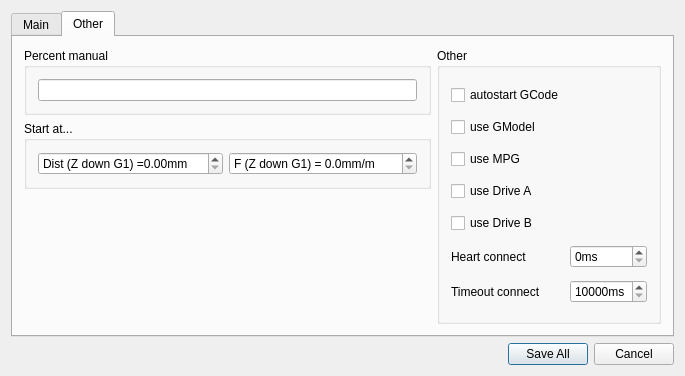
Qt form widget/wleditmillwidget.ui (WladimirN/wlmill-beta-wn) before a commit.
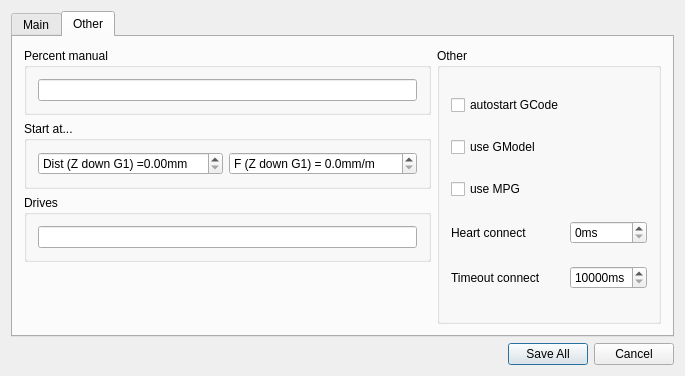
The same form after that commit. Custom widgets are drawn as their Qt base class.

Commit message: edit uart, add many drives

What changed in the file:
```diff
--- a/widget/wleditmillwidget.ui
+++ b/widget/wleditmillwidget.ui
@@ -262,6 +262,19 @@
        <string>Other</string>
       </attribute>
       <layout class="QGridLayout" name="gridLayout_13">
+       <item row="3" column="0">
+        <spacer name="verticalSpacer">
+         <property name="orientation">
+          <enum>Qt::Vertical</enum>
+         </property>
+         <property name="sizeHint" stdset="0">
+          <size>
+           <width>20</width>
+           <height>40</height>
+          </size>
+         </property>
+        </spacer>
+       </item>
        <item row="0" column="0">
         <widget class="QGroupBox" name="groupBox_7">
          <property name="title">
@@ -274,19 +287,12 @@
          </layout>
         </widget>
        </item>
-       <item row="0" column="1" rowspan="3">
+       <item row="0" column="1" rowspan="4">
         <widget class="QGroupBox" name="groupBox_9">
          <property name="title">
           <string>Other</string>
          </property>
          <layout class="QGridLayout" name="gridLayout_7">
-          <item row="4" column="0">
-           <widget class="QCheckBox" name="cbUseDriveA">
-            <property name="text">
-             <string>use Drive A</string>
-            </property>
-           </widget>
-          </item>
           <item row="1" column="0">
            <widget class="QCheckBox" name="cbUseGModel">
             <property name="text">
@@ -294,51 +300,7 @@
             </property>
            </widget>
           </item>
-          <item row="8" column="0">
-           <widget class="QLabel" name="label_7">
-            <property name="text">
-             <string>Heart connect</string>
-            </property>
-           </widget>
-          </item>
-          <item row="9" column="0">
-           <widget class="QLabel" name="label_8">
-            <property name="text">
-             <string>Timeout connect</string>
-            </property>
-           </widget>
-          </item>
-          <item row="5" column="0">
-           <widget class="QCheckBox" name="cbUseDriveB">
-            <property name="text">
-             <string>use Drive B</string>
-            </property>
-           </widget>
-          </item>
-          <item row="0" column="0">
-           <widget class="QCheckBox" name="cbAutoStart">
-            <property name="text">
-             <string>autostart GCode</string>
-            </property>
-           </widget>
-          </item>
-          <item row="8" column="1">
-           <widget class="QSpinBox" name="sbHeartMs">
-            <property name="enabled">
-             <bool>true</bool>
-            </property>
-            <property name="suffix">
-             <string>ms</string>
-            </property>
-            <property name="maximum">
-             <number>5000</number>
-            </property>
-            <property name="singleStep">
-             <number>1</number>
-            </property>
-           </widget>
-          </item>
-          <item row="9" column="1">
+          <item row="7" column="1">
            <widget class="QSpinBox" name="sbTimeoutMs">
             <property name="enabled">
              <bool>true</bool>
@@ -364,22 +326,46 @@
             </property>
            </widget>
           </item>
+          <item row="7" column="0">
+           <widget class="QLabel" name="label_8">
+            <property name="text">
+             <string>Timeout connect</string>
+            </property>
+           </widget>
+          </item>
+          <item row="0" column="0">
+           <widget class="QCheckBox" name="cbAutoStart">
+            <property name="text">
+             <string>autostart GCode</string>
+            </property>
+           </widget>
+          </item>
+          <item row="6" column="0">
+           <widget class="QLabel" name="label_7">
+            <property name="text">
+             <string>Heart connect</string>
+            </property>
+           </widget>
+          </item>
+          <item row="6" column="1">
+           <widget class="QSpinBox" name="sbHeartMs">
+            <property name="enabled">
+             <bool>true</bool>
+            </property>
+            <property name="suffix">
+             <string>ms</string>
+            </property>
+            <property name="maximum">
+             <number>5000</number>
+            </property>
+            <property name="singleStep">
+             <number>1</number>
+            </property>
+           </widget>
+          </item>
          </layout>
         </widget>
        </item>
-       <item row="2" column="0">
-        <spacer name="verticalSpacer">
-         <property name="orientation">
-          <enum>Qt::Vertical</enum>
-         </property>
-         <property name="sizeHint" stdset="0">
-          <size>
-           <width>20</width>
-           <height>40</height>
-          </size>
-         </property>
-        </spacer>
-       </item>
        <item row="1" column="0">
         <widget class="QGroupBox" name="groupBox_11">
          <property name="title">
@@ -424,6 +410,18 @@
          </layout>
         </widget>
        </item>
+       <item row="2" column="0">
+        <widget class="QGroupBox" name="groupBox_10">
+         <property name="title">
+          <string>Drives</string>
+         </property>
+         <layout class="QGridLayout" name="gridLayout_3">
+          <item row="0" column="0">
+           <widget class="QLineEdit" name="leDrivesStr"/>
+          </item>
+         </layout>
+        </widget>
+       </item>
       </layout>
      </widget>
     </widget>
```
The commit also changes 17 other files.
